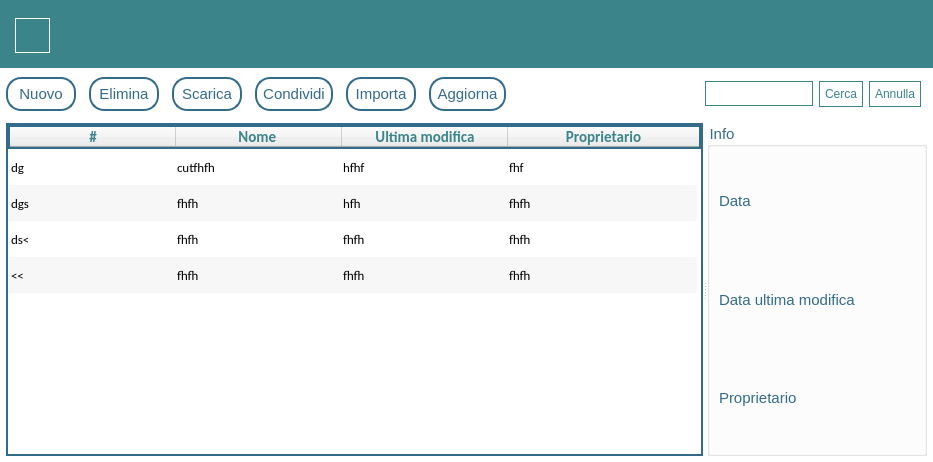
Old version of the form Client/principale.ui in the repository MarcoFlo/Google-Drive.
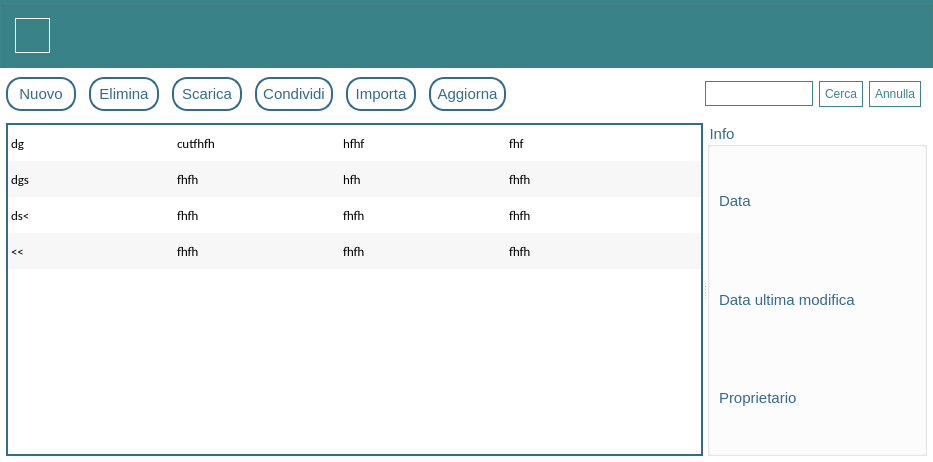
New version of the form.

Commit message: ui su altre finestre

```diff
--- a/Client/principale.ui
+++ b/Client/principale.ui
@@ -59,10 +59,9 @@
      <number>0</number>
     </property>
     <item>
-     <widget class="QGroupBox" name="">
+     <widget class="QGroupBox" name="groupBox">
       <property name="styleSheet">
-       <string notr="true">background-color: #3a848a;
-border: none;</string>
+       <string notr="true">background-color:#3a848a</string>
       </property>
       <layout class="QGridLayout" name="gridLayout">
        <property name="sizeConstraint">
@@ -549,11 +548,15 @@
           <bool>false</bool>
          </property>
          <property name="styleSheet">
-          <string notr="true">background-color:none;
-border: 2px solid #336b8a;
-font-family:'Calibri';
-font-size:13px;
-text-align:center;</string>
+          <string notr="true">QTableWidget
+{
+	background-color:none;
+	border: 2px solid #336b8a;
+	font-family:'Calibri';
+	font-size:13px;
+	text-align:center;
+}
+</string>
          </property>
          <property name="frameShape">
           <enum>QFrame::NoFrame</enum>
@@ -631,7 +634,7 @@
           <number>4</number>
          </property>
          <attribute name="horizontalHeaderVisible">
-          <bool>true</bool>
+          <bool>false</bool>
          </attribute>
          <attribute name="horizontalHeaderCascadingSectionResizes">
           <bool>false</bool>
```
The commit also changes 7 other files.
